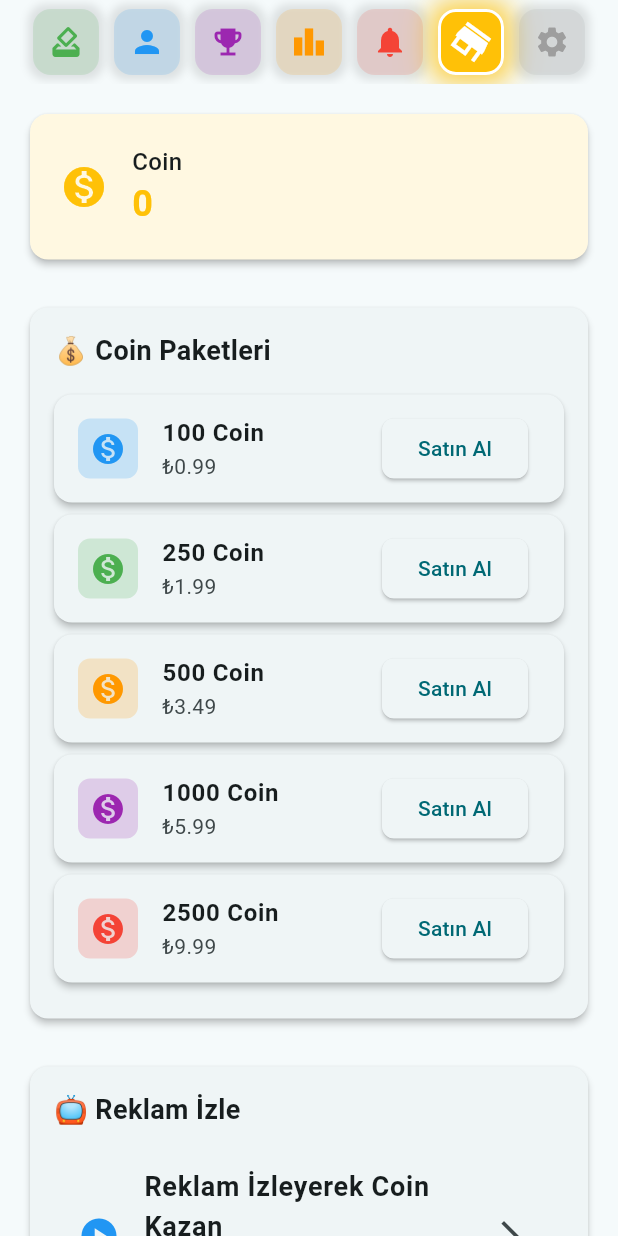
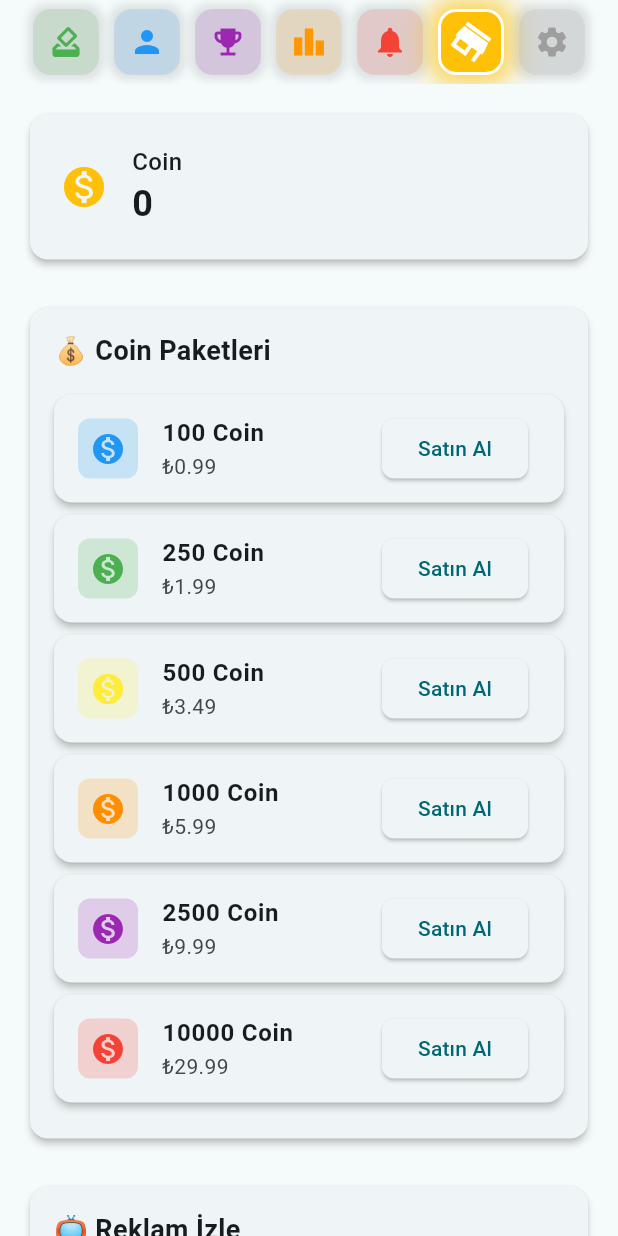
Before and after one commit to aakin21/Chizo, a Flutter app: the screen it shows once a user with an empty profile is signed in, after a tap on the "store" icon, on a phone screen of 412 x 824 dp. Run offline on Flutter 3.47's test engine with Material 3 defaults, Android fonts, the phone set to English and light mode, and no system bars; our stand-ins replace cached_network_image, firebase_core, firebase_messaging, flutter_local_notifications, image_picker, shared_preferences and 2 more; accounts and stored records are empty.

Commit message:
Store tab updates: Remove amber background from coin display, add new 10000 coin package with gold color, reorganize coin package colors

```diff
--- a/lib/screens/store_tab.dart
+++ b/lib/screens/store_tab.dart
@@ -48,7 +48,6 @@ class _StoreTabState extends State<StoreTab> {
 
           // Coin Bakiyesi
           Card(
-            color: Colors.amber.shade50,
             child: Padding(
               padding: const EdgeInsets.all(20),
               child: Row(
@@ -74,7 +73,6 @@ class _StoreTabState extends State<StoreTab> {
                         style: const TextStyle(
                           fontSize: 24,
                           fontWeight: FontWeight.bold,
-                          color: Colors.amber,
                         ),
                       ),
                     ],
@@ -92,9 +90,10 @@ class _StoreTabState extends State<StoreTab> {
             children: [
               _buildCoinPackage('100 Coin', '₺0.99', 100, Colors.blue),
               _buildCoinPackage('250 Coin', '₺1.99', 250, Colors.green),
-              _buildCoinPackage('500 Coin', '₺3.49', 500, Colors.orange),
-              _buildCoinPackage('1000 Coin', '₺5.99', 1000, Colors.purple),
-              _buildCoinPackage('2500 Coin', '₺9.99', 2500, Colors.red),
+              _buildCoinPackage('500 Coin', '₺3.49', 500, Colors.yellow),
+              _buildCoinPackage('1000 Coin', '₺5.99', 1000, Colors.amber[800]!),
+              _buildCoinPackage('2500 Coin', '₺9.99', 2500, Colors.purple),
+              _buildCoinPackage('10000 Coin', '₺29.99', 10000, Colors.red),
             ],
           ),
 
```
